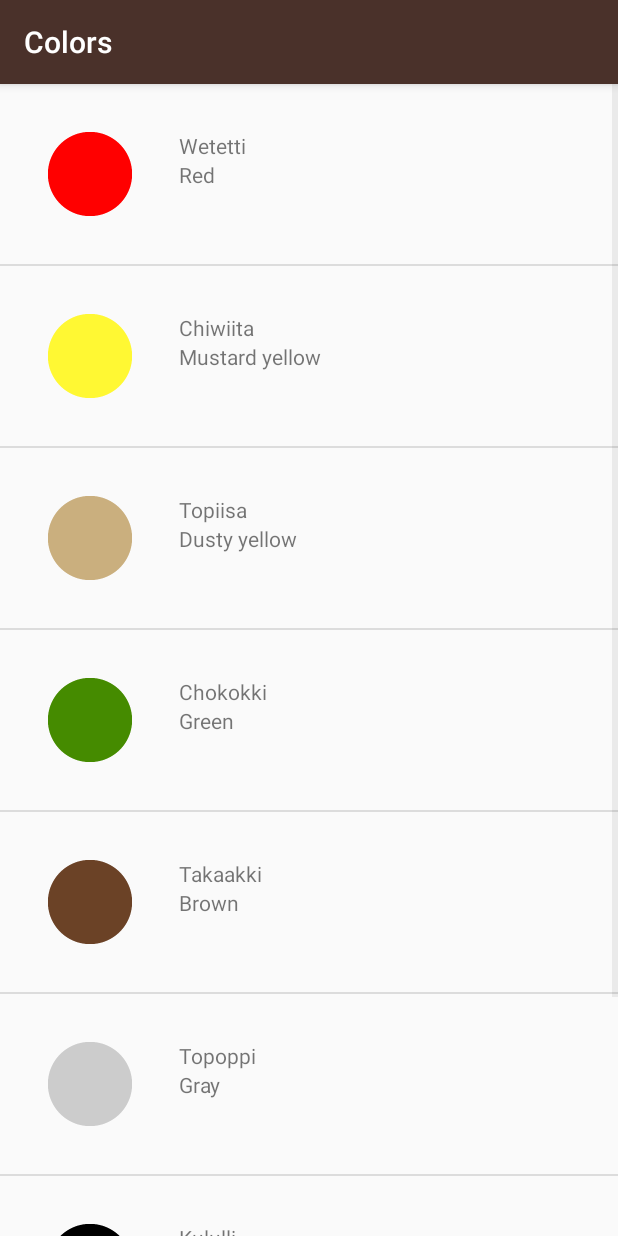
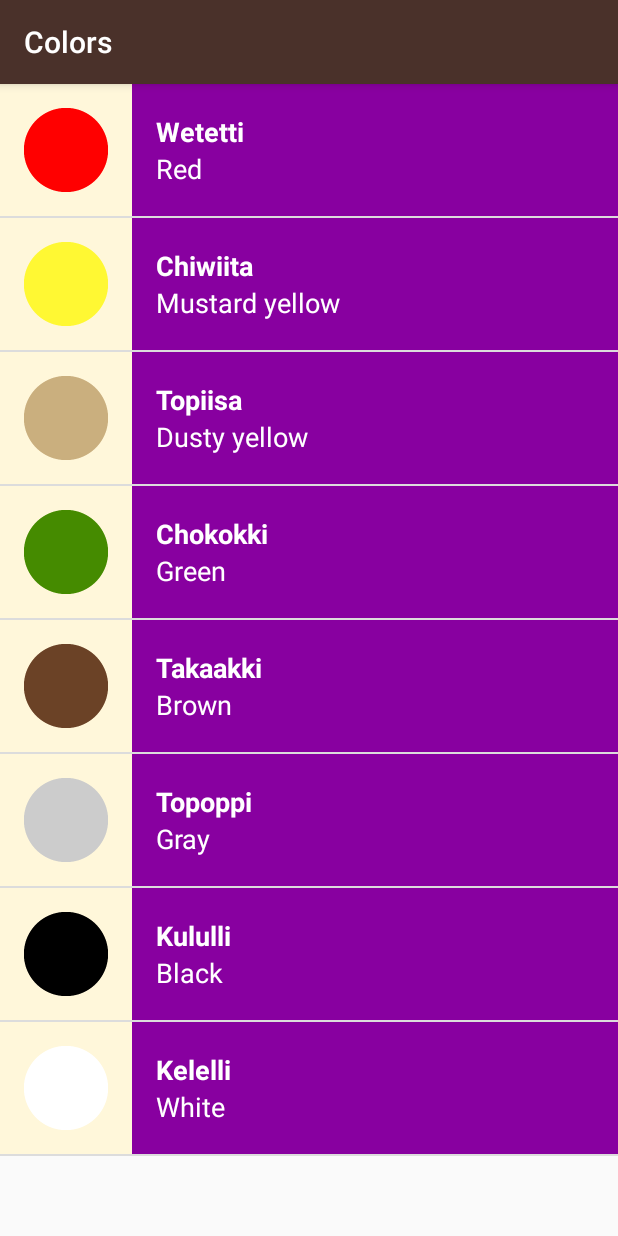
Before and after one commit to MohammedElonX/LanguageApp, an Android app: the ColorsActivity screen opened directly, with no data from a screen before it, on a phone screen of 412 x 824 dp. Run offline under Robolectric (Android 15) with nearby library versions, the phone set to English and light mode, and no system bars.

Commit message:
Polished each activity

```diff
--- a/app/src/main/java/com/example/language/ColorsActivity.java
+++ b/app/src/main/java/com/example/language/ColorsActivity.java
@@ -23,7 +23,7 @@ public class ColorsActivity extends AppCompatActivity {
         wordsList.add(new Words("Black", "Kululli", R.drawable.color_black));
         wordsList.add(new Words("White", "Kelelli", R.drawable.color_white));
 
-        WordAdapter words = new WordAdapter (this, wordsList);
+        WordAdapter words = new WordAdapter (this, wordsList, R.color.category_colors);
 
         ListView lists = (ListView) findViewById(R.id.list);
 
--- a/app/src/main/java/com/example/language/FamilyActivity.java
+++ b/app/src/main/java/com/example/language/FamilyActivity.java
@@ -25,7 +25,7 @@ public class FamilyActivity extends AppCompatActivity {
         wordsList.add(new Words("Grand Mother", "Ema", R.drawable.family_grandmother));
         wordsList.add(new Words("Grand Father", "Paapa", R.drawable.family_grandfather));
 
-        WordAdapter words = new WordAdapter (this, wordsList);
+        WordAdapter words = new WordAdapter (this, wordsList, R.color.category_family);
 
         ListView lists = (ListView) findViewById(R.id.list);
 
--- a/app/src/main/java/com/example/language/NumbersActivity.java
+++ b/app/src/main/java/com/example/language/NumbersActivity.java
@@ -25,7 +25,7 @@ public class NumbersActivity extends AppCompatActivity {
         wordsList.add(new Words("Nine", "Wo'e", R.drawable.number_nine));
         wordsList.add(new Words("Ten", "Na'aacha", R.drawable.number_ten));
 
-        WordAdapter words = new WordAdapter (this, wordsList);
+        WordAdapter words = new WordAdapter (this, wordsList, R.color.category_numbers);
 
         ListView lists = (ListView) findViewById(R.id.list);
 
--- a/app/src/main/java/com/example/language/PhraseActivity.java
+++ b/app/src/main/java/com/example/language/PhraseActivity.java
@@ -25,7 +25,7 @@ public class PhraseActivity extends AppCompatActivity {
         wordsList.add(new Words("Let's go", "Yoowutis"));
         wordsList.add(new Words("Come here", "Anni'nem"));
 
-        WordAdapter words = new WordAdapter (this, wordsList);
+        WordAdapter words = new WordAdapter (this, wordsList, R.color.category_phrases);
 
         ListView lists = (ListView) findViewById(R.id.list);
 
--- a/app/src/main/java/com/example/language/WordAdapter.java
+++ b/app/src/main/java/com/example/language/WordAdapter.java
@@ -4,6 +4,7 @@ import android.app.Activity;
 import android.content.Context;
 import android.support.annotation.NonNull;
 import android.support.annotation.Nullable;
+import android.support.v4.content.ContextCompat;
 import android.view.LayoutInflater;
 import android.view.View;
 import android.view.ViewGroup;
@@ -15,8 +16,11 @@ import java.util.List;
 
 public class WordAdapter extends ArrayAdapter<Words> {
 
-    public WordAdapter(@NonNull Context context, @NonNull List<Words> objects) {
+    private int mColorResId;
+
+    public WordAdapter(@NonNull Context context, @NonNull List<Words> objects, int colorId) {
         super(context, 0, objects);
+        mColorResId = colorId;
     }
 
     @NonNull
@@ -46,8 +50,13 @@ public class WordAdapter extends ArrayAdapter<Words> {
             icons.setVisibility(View.VISIBLE);
         } else {
             //If no image found, prevents image from showing on activity
+            icons.setVisibility(View.INVISIBLE);
             icons.setVisibility(View.GONE);
         }
+
+        View textCon = listItemView.findViewById(R.id.text_container);
+        int color = ContextCompat.getColor(getContext(), mColorResId);
+        textCon.setBackgroundColor(color);
 
         return listItemView;
     }
--- a/app/src/main/res/layout/list_view_activities.xml
+++ b/app/src/main/res/layout/list_view_activities.xml
@@ -2,28 +2,39 @@
 <LinearLayout xmlns:android="http://schemas.android.com/apk/res/android"
               xmlns:tools="http://schemas.android.com/tools"
               android:layout_width="match_parent"
-              android:layout_height="match_parent"
-              android:padding="16dp"
-              android:orientation="horizontal">
+              android:layout_height="wrap_content"
+              android:orientation="horizontal"
+              android:minHeight="@dimen/list_item_height"
+              android:background="@color/tan_background">
 
-    <ImageView android:layout_width="wrap_content"
-               android:layout_height="wrap_content"
+    <ImageView android:layout_width="@dimen/list_item_height"
+               android:layout_height="@dimen/list_item_height"
                android:id="@+id/image"
-               android:src="@mipmap/ic_launcher"/>
+               />
 
-    <LinearLayout android:layout_height="wrap_content"
+    <LinearLayout android:layout_height="match_parent"
                   android:layout_width="match_parent"
+                  android:id="@+id/text_container"
                   android:orientation="vertical"
-                  android:padding="15dp">
+                  android:paddingLeft="16dp">
 
-        <TextView android:layout_width="wrap_content"
-                  android:layout_height="wrap_content"
+        <TextView android:layout_width="match_parent"
+                  android:layout_height="0dp"
+                  android:layout_weight="1"
+                  android:gravity="bottom"
+                  android:textAppearance="?android:textAppearanceMedium"
+                  android:textColor="@android:color/white"
+                  android:textStyle="bold"
                   android:id="@+id/miwok_word"
                   tools:text="Lutti"/>
 
-        <TextView android:layout_width="wrap_content"
-                  android:layout_height="wrap_content"
+        <TextView android:layout_width="match_parent"
+                  android:layout_height="0dp"
+                  android:layout_weight="1"
+                  android:gravity="top"
                   android:id="@+id/english_word"
+                  android:textAppearance="?android:textAppearanceMedium"
+                  android:textColor="@android:color/white"
                   tools:text="One"/>
 
     </LinearLayout>
```
